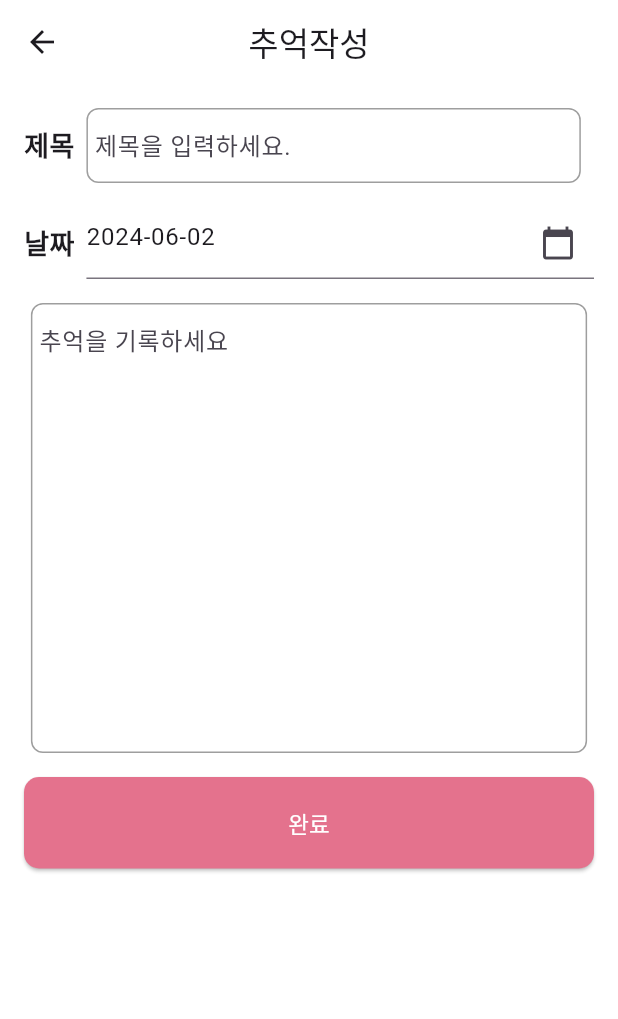
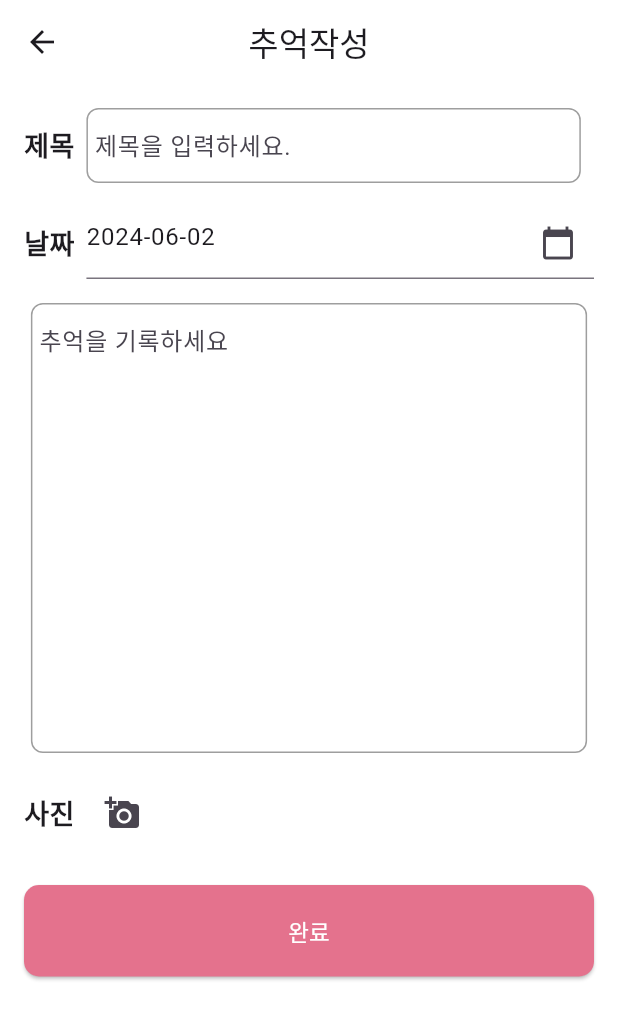
Before and after one commit to dmsdn02/memoria, a Flutter app: the CreatePostPage screen opened directly, on a phone screen of 412 x 824 dp. Shown: the top 1019 px of the screen. Run offline on Flutter 3.47's test engine with Material 3 defaults, Android fonts, the phone set to English and light mode, and no system bars; our stand-ins replace cloud_firestore, file_picker, firebase_auth, firebase_core, font_awesome_flutter, image_picker; accounts and stored records are empty.

Commit message:
게시물등록- 사진 추가

```diff
--- a/lib/mainpage/create_post.dart
+++ b/lib/mainpage/create_post.dart
@@ -1,7 +1,10 @@
+import 'dart:io';
+
 import 'package:flutter/material.dart';
 import 'package:intl/intl.dart';
 import 'package:cloud_firestore/cloud_firestore.dart';
 import 'package:firebase_auth/firebase_auth.dart';
+import 'package:image_picker/image_picker.dart';
 
 class CreatePostPage extends StatefulWidget {
   @override
@@ -14,6 +17,8 @@ class _CreatePostPageState extends State<CreatePostPage> {
   TextEditingController _postController = TextEditingController();
   final FirebaseFirestore _firestore = FirebaseFirestore.instance;
   final FirebaseAuth _auth = FirebaseAuth.instance;
+  final ImagePicker _picker = ImagePicker();
+  List<XFile> _images = [];
 
   @override
   void initState() {
@@ -34,30 +39,24 @@ class _CreatePostPageState extends State<CreatePostPage> {
     String date = _dateController.text;
     String postContent = _postController.text;
 
-    // 현재 로그인된 사용자 가져오기
     User? currentUser = _auth.currentUser;
     if (currentUser != null) {
       String currentUserId = currentUser.uid;
 
       try {
-        // 게시물 데이터 생성
         Map<String, dynamic> postData = {
           'title': title,
           'date': date,
           'content': postContent,
-          // 게시물 작성자의 UID 추가
           'userId': currentUserId,
         };
 
-        // 'posts' 컬렉션에 새로운 게시물 추가
         await _firestore.collection('posts').add(postData);
         print('Post added successfully');
 
-        // 게시물 작성 후 다이얼로그 닫기
         Navigator.pop(context);
       } catch (e) {
         print('Error submitting post: $e');
-        // 에러 발생 시 사용자에게 알림
         ScaffoldMessenger.of(context).showSnackBar(
           SnackBar(content: Text('게시물 작성 중 오류가 발생했습니다.')),
         );
@@ -80,6 +79,16 @@ class _CreatePostPageState extends State<CreatePostPage> {
     }
   }
 
+  Future<void> _pickImage() async {
+    final pickedFile = await _picker.pickImage(source: ImageSource.gallery);
+
+    if (pickedFile != null) {
+      setState(() {
+        _images.add(pickedFile);
+      });
+    }
+  }
+
   @override
   Widget build(BuildContext context) {
     double deviceWidth = MediaQuery.of(context).size.width;
@@ -93,6 +102,7 @@ class _CreatePostPageState extends State<CreatePostPage> {
       backgroundColor: Colors.white,
       body: Padding(
         padding: EdgeInsets.all(16.0),
+        child: SingleChildScrollView(
           child: Column(
             crossAxisAlignment: CrossAxisAlignment.stretch,
             children: [
@@ -179,6 +189,56 @@ class _CreatePostPageState extends State<CreatePostPage> {
                 ],
               ),
               SizedBox(height: 16.0),
+              Row(
+                mainAxisAlignment: MainAxisAlignment.start,
+                children: [
+                  Text(
+                    '사진',
+                    style: TextStyle(
+                      fontWeight: FontWeight.bold,
+                      fontSize: 18.0,
+                    ),
+                  ),
+                  SizedBox(width: 8.0),
+                  IconButton(
+                    icon: Icon(Icons.add_a_photo),
+                    onPressed: _pickImage,
+                  ),
+                ],
+              ),
+              SizedBox(height: 8.0),
+              Wrap(
+                spacing: 8.0,
+                runSpacing: 8.0,
+                children: _images.map((image) {
+                  return Stack(
+                    children: [
+                      Image.file(
+                        File(image.path),
+                        width: 100,
+                        height: 100,
+                        fit: BoxFit.cover,
+                      ),
+                      Positioned(
+                        right: 0,
+                        top: 0,
+                        child: GestureDetector(
+                          onTap: () {
+                            setState(() {
+                              _images.remove(image);
+                            });
+                          },
+                          child: Icon(
+                            Icons.remove_circle,
+                            color: Colors.red,
+                          ),
+                        ),
+                      ),
+                    ],
+                  );
+                }).toList(),
+              ),
+              SizedBox(height: 16.0),
               ElevatedButton(
                 onPressed: _submitPost,
                 style: ElevatedButton.styleFrom(
@@ -199,6 +259,7 @@ class _CreatePostPageState extends State<CreatePostPage> {
             ],
           ),
         ),
+      ),
     );
   }
 }
--- a/pubspec.yaml
+++ b/pubspec.yaml
@@ -36,7 +36,9 @@ dependencies:
   # The following adds the Cupertino Icons font to your application.
   # Use with the CupertinoIcons class for iOS style icons.
 
-
+  image_picker: ^0.8.4+1
+  file_picker: ^4.0.1
+  firebase_storage: ^11.7.7
   cupertino_icons: ^1.0.2
   firebase_core: ^2.31.1
   firebase_auth: ^4.19.6
```
Lines whose indentation alone changed are shown as unchanged.
